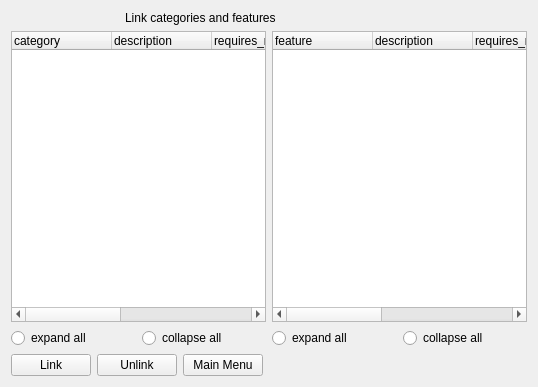
Before: the Qt Designer form qt/apps/configurator/forms/categories_features.ui in Wolframe/qtClient, drawn with Qt 5.
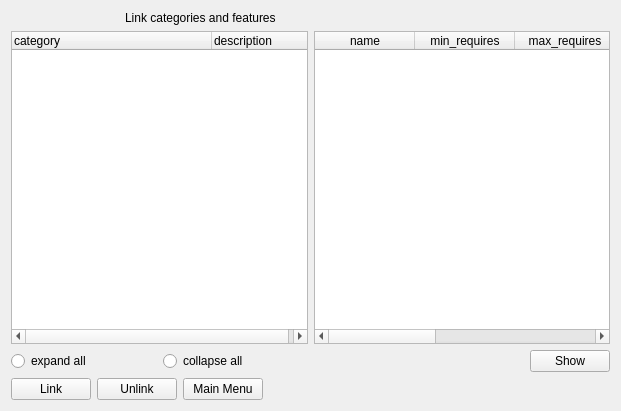
After: the same form once the commit is applied. Icons and pictures are not drawn.

Commit message: configurator, added a rudimentary linking of cats to feats

Diff of the .ui file:
```diff
--- a/qt/apps/configurator/forms/categories_features.ui
+++ b/qt/apps/configurator/forms/categories_features.ui
@@ -6,146 +6,14 @@
    <rect>
     <x>0</x>
     <y>0</y>
-    <width>538</width>
-    <height>387</height>
+    <width>621</width>
+    <height>411</height>
    </rect>
   </property>
   <property name="windowTitle">
    <string>Manage Categories</string>
   </property>
   <layout class="QGridLayout" name="gridLayout">
-   <item row="2" column="0">
-    <layout class="QGridLayout" name="gridLayout_2">
-     <item row="0" column="1">
-      <widget class="QTreeWidget" name="feature">
-       <property name="itemsExpandable">
-        <bool>true</bool>
-       </property>
-       <property name="doctype" stdset="0">
-        <string notr="true">FeatureHierarchyRequest.simpleform</string>
-       </property>
-       <property name="rootelement" stdset="0">
-        <string notr="true">feature</string>
-       </property>
-       <property name="state" stdset="0">
-        <string notr="true">{global.featureState}</string>
-       </property>
-       <column>
-        <property name="text">
-         <string>feature</string>
-        </property>
-       </column>
-       <column>
-        <property name="text">
-         <string>description</string>
-        </property>
-       </column>
-       <column>
-        <property name="text">
-         <string>requires_min</string>
-        </property>
-       </column>
-       <column>
-        <property name="text">
-         <string>requires_max</string>
-        </property>
-       </column>
-       <column>
-        <property name="text">
-         <string>provides_min</string>
-        </property>
-       </column>
-       <column>
-        <property name="text">
-         <string>provides_max</string>
-        </property>
-       </column>
-      </widget>
-     </item>
-     <item row="0" column="0">
-      <widget class="QTreeWidget" name="category">
-       <property name="itemsExpandable">
-        <bool>true</bool>
-       </property>
-       <property name="doctype" stdset="0">
-        <string notr="true">CategoryHierarchyRequest.simpleform</string>
-       </property>
-       <property name="rootelement" stdset="0">
-        <string>category</string>
-       </property>
-       <property name="state" stdset="0">
-        <string notr="true">{global.categoryState}</string>
-       </property>
-       <column>
-        <property name="text">
-         <string>category</string>
-        </property>
-       </column>
-       <column>
-        <property name="text">
-         <string>description</string>
-        </property>
-       </column>
-       <column>
-        <property name="text">
-         <string>requires_min</string>
-        </property>
-       </column>
-       <column>
-        <property name="text">
-         <string>requires_max</string>
-        </property>
-       </column>
-       <column>
-        <property name="text">
-         <string>provides_min</string>
-        </property>
-       </column>
-       <column>
-        <property name="text">
-         <string>provides_max</string>
-        </property>
-       </column>
-      </widget>
-     </item>
-     <item row="1" column="0">
-      <layout class="QHBoxLayout" name="horizontalLayout_3">
-       <item>
-        <widget class="QRadioButton" name="ignore_expand_cats">
-         <property name="text">
-          <string>expand all</string>
-         </property>
-        </widget>
-       </item>
-       <item>
-        <widget class="QRadioButton" name="ignore_collapse_cats">
-         <property name="text">
-          <string>collapse all</string>
-         </property>
-        </widget>
-       </item>
-      </layout>
-     </item>
-     <item row="1" column="1">
-      <layout class="QHBoxLayout" name="horizontalLayout_4">
-       <item>
-        <widget class="QRadioButton" name="ignore_expand_feats">
-         <property name="text">
-          <string>expand all</string>
-         </property>
-        </widget>
-       </item>
-       <item>
-        <widget class="QRadioButton" name="ignore_collapse_feats">
-         <property name="text">
-          <string>collapse all</string>
-         </property>
-        </widget>
-       </item>
-      </layout>
-     </item>
-    </layout>
-   </item>
    <item row="5" column="0">
     <layout class="QHBoxLayout" name="horizontalLayout">
      <item>
@@ -285,6 +153,134 @@
      </item>
     </layout>
    </item>
+   <item row="2" column="0">
+    <layout class="QGridLayout" name="gridLayout_2">
+     <item row="1" column="0">
+      <layout class="QHBoxLayout" name="horizontalLayout_3">
+       <item>
+        <widget class="QRadioButton" name="ignore_expand_cats">
+         <property name="text">
+          <string>expand all</string>
+         </property>
+        </widget>
+       </item>
+       <item>
+        <widget class="QRadioButton" name="ignore_collapse_cats">
+         <property name="text">
+          <string>collapse all</string>
+         </property>
+        </widget>
+       </item>
+      </layout>
+     </item>
+     <item row="0" column="2">
+      <widget class="QTableWidget" name="CategoryFeature">
+       <property name="selectionMode">
+        <enum>QAbstractItemView::SingleSelection</enum>
+       </property>
+       <property name="selectionBehavior">
+        <enum>QAbstractItemView::SelectRows</enum>
+       </property>
+       <property name="doctype" stdset="0">
+        <string>CategoryFeatureListRequest.simpleform</string>
+       </property>
+       <property name="rootelement" stdset="0">
+        <string>CategoryFeature</string>
+       </property>
+       <property name="state" stdset="0">
+        <string>{global.CategoryFeatureState}</string>
+       </property>
+       <property name="category_id" stdset="0">
+        <string>{category.id}</string>
+       </property>
+       <column>
+        <property name="text">
+         <string>name</string>
+        </property>
+       </column>
+       <column>
+        <property name="text">
+         <string>min_requires</string>
+        </property>
+       </column>
+       <column>
+        <property name="text">
+         <string>max_requires</string>
+        </property>
+       </column>
+       <column>
+        <property name="text">
+         <string>min_provides</string>
+        </property>
+       </column>
+       <column>
+        <property name="text">
+         <string>max_provides</string>
+        </property>
+       </column>
+      </widget>
+     </item>
+     <item row="0" column="0">
+      <widget class="QTreeWidget" name="category">
+       <property name="itemsExpandable">
+        <bool>true</bool>
+       </property>
+       <property name="doctype" stdset="0">
+        <string notr="true">CategoryHierarchyRequest.simpleform</string>
+       </property>
+       <property name="rootelement" stdset="0">
+        <string>category</string>
+       </property>
+       <property name="state" stdset="0">
+        <string notr="true">{global.categoryState}</string>
+       </property>
+       <attribute name="headerDefaultSectionSize">
+        <number>200</number>
+       </attribute>
+       <column>
+        <property name="text">
+         <string>category</string>
+        </property>
+       </column>
+       <column>
+        <property name="text">
+         <string>description</string>
+        </property>
+       </column>
+      </widget>
+     </item>
+     <item row="1" column="2">
+      <layout class="QHBoxLayout" name="horizontalLayout_4">
+       <item>
+        <spacer name="horizontalSpacer_2">
+         <property name="orientation">
+          <enum>Qt::Horizontal</enum>
+         </property>
+         <property name="sizeHint" stdset="0">
+          <size>
+           <width>40</width>
+           <height>20</height>
+          </size>
+         </property>
+        </spacer>
+       </item>
+       <item>
+        <widget class="QPushButton" name="pushButton">
+         <property name="enabled">
+          <bool>true</bool>
+         </property>
+         <property name="text">
+          <string>Show</string>
+         </property>
+         <property name="action" stdset="0">
+          <string>CategoryFeature.reload</string>
+         </property>
+        </widget>
+       </item>
+      </layout>
+     </item>
+    </layout>
+   </item>
   </layout>
  </widget>
  <tabstops>
```
Left out of the diff: 60 changed lines with no effect on the pictures.
